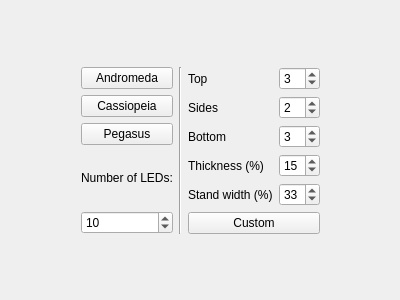
This is Software/src/wizard/ZonePlacementPage.ui in woodenshark/Lightpack as Qt 5 draws it before an edit. The edited form follows.
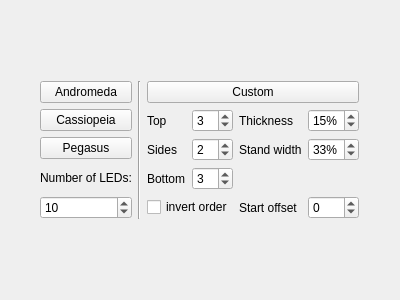
This is the edited form.

Commit message: Add offset and rotation to custom layouts

```diff
--- a/Software/src/wizard/ZonePlacementPage.ui
+++ b/Software/src/wizard/ZonePlacementPage.ui
@@ -93,89 +93,119 @@
      </item>
      <item>
       <layout class="QGridLayout" name="gridLayout_2">
-       <item row="5" column="0" colspan="2">
-        <widget class="QPushButton" name="pbCustom">
-         <property name="text">
-          <string>Custom</string>
-         </property>
-        </widget>
-       </item>
-       <item row="3" column="1">
-        <widget class="QSpinBox" name="sbThickness">
-         <property name="minimum">
-          <number>1</number>
-         </property>
-         <property name="maximum">
-          <number>50</number>
-         </property>
-         <property name="value">
-          <number>15</number>
-         </property>
-        </widget>
-       </item>
-       <item row="0" column="0">
+       <item row="1" column="0">
         <widget class="QLabel" name="label_2">
          <property name="text">
           <string>Top</string>
          </property>
         </widget>
        </item>
-       <item row="2" column="0">
+       <item row="3" column="1">
+        <widget class="QSpinBox" name="sbBottomLeds">
+         <property name="value">
+          <number>3</number>
+         </property>
+        </widget>
+       </item>
+       <item row="3" column="0">
         <widget class="QLabel" name="label_4">
          <property name="text">
           <string>Bottom</string>
          </property>
         </widget>
        </item>
-       <item row="2" column="1">
-        <widget class="QSpinBox" name="sbBottomLeds">
-         <property name="value">
-          <number>3</number>
-         </property>
-        </widget>
-       </item>
-       <item row="1" column="0">
+       <item row="2" column="0">
         <widget class="QLabel" name="label_3">
          <property name="text">
           <string>Sides</string>
          </property>
         </widget>
        </item>
-       <item row="3" column="0">
-        <widget class="QLabel" name="label_5">
-         <property name="text">
-          <string>Thickness (%)</string>
+       <item row="1" column="3">
+        <widget class="QSpinBox" name="sbThickness">
+         <property name="suffix">
+          <string>%</string>
          </property>
-        </widget>
-       </item>
-       <item row="0" column="1">
-        <widget class="QSpinBox" name="sbTopLeds">
+         <property name="minimum">
+          <number>1</number>
+         </property>
+         <property name="maximum">
+          <number>50</number>
+         </property>
          <property name="value">
-          <number>3</number>
+          <number>15</number>
          </property>
         </widget>
        </item>
-       <item row="1" column="1">
+       <item row="2" column="1">
         <widget class="QSpinBox" name="sbSideLeds">
          <property name="value">
           <number>2</number>
          </property>
         </widget>
        </item>
-       <item row="4" column="0">
+       <item row="1" column="2">
+        <widget class="QLabel" name="label_5">
+         <property name="text">
+          <string>Thickness</string>
+         </property>
+        </widget>
+       </item>
+       <item row="1" column="1">
+        <widget class="QSpinBox" name="sbTopLeds">
+         <property name="value">
+          <number>3</number>
+         </property>
+        </widget>
+       </item>
+       <item row="0" column="0" colspan="4">
+        <widget class="QPushButton" name="pbCustom">
+         <property name="text">
+          <string>Custom</string>
+         </property>
+        </widget>
+       </item>
+       <item row="2" column="2">
         <widget class="QLabel" name="label_6">
          <property name="text">
-          <string>Stand width (%)</string>
+          <string>Stand width</string>
          </property>
         </widget>
        </item>
-       <item row="4" column="1">
+       <item row="2" column="3">
         <widget class="QSpinBox" name="sbStandWidth">
+         <property name="suffix">
+          <string>%</string>
+         </property>
          <property name="value">
           <number>33</number>
          </property>
         </widget>
        </item>
+       <item row="4" column="3">
+        <widget class="QSpinBox" name="sbNumberingOffset">
+         <property name="minimum">
+          <number>-999</number>
+         </property>
+         <property name="maximum">
+          <number>999</number>
+         </property>
+        </widget>
+       </item>
+       <item row="4" column="2">
+        <widget class="QLabel" name="label_7">
+         <property name="text">
+          <string>Start offset</string>
+         </property>
+        </widget>
+       </item>
+       <item row="4" column="0" colspan="2">
+        <widget class="QCheckBox" name="cbInvertOrder">
+         <property name="text">
+          <string>invert order</string>
+         </property>
+        </widget>
+       </item>
       </layout>
      </item>
     </layout>
```
Left out of the diff: 55 changed lines with no effect on the pictures. The commit also changes 3 other files.
